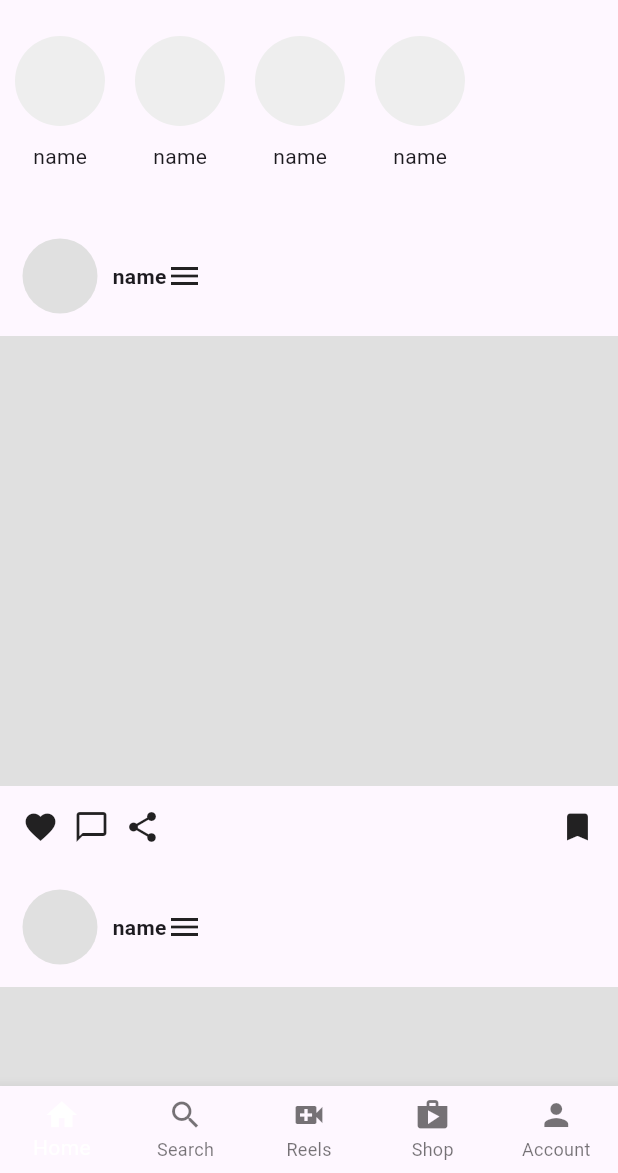
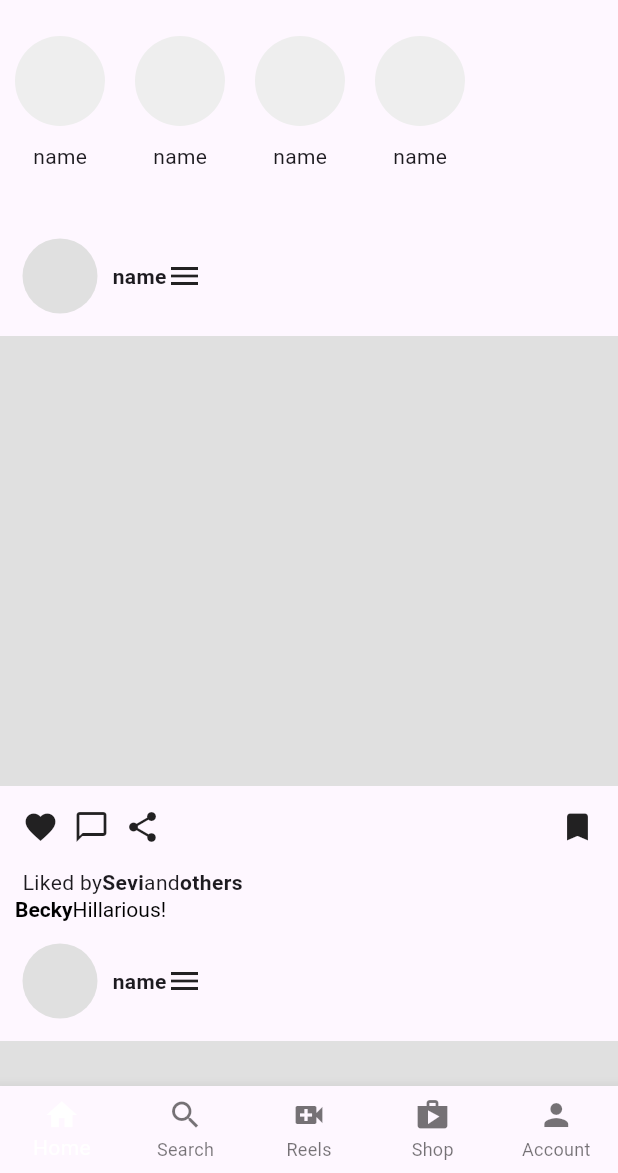
Before and after one commit to CLS11/instagram_clone, a Flutter app: the screen it shows after launch, on a phone screen of 412 x 824 dp, the part 63-1236 px from its top. Run offline on Flutter 3.47's test engine with Material 3 defaults, Android fonts, the phone set to English and light mode, and no system bars.

Commit message:
UI for the post displayed on the home screen.

```diff
--- a/lib/util/user_posts.dart
+++ b/lib/util/user_posts.dart
@@ -7,6 +7,7 @@ class UserPosts extends StatelessWidget {
   @override
   Widget build(BuildContext context) {
     return Column(
+      crossAxisAlignment: CrossAxisAlignment.start,
       children: [
         Padding(
           padding: const EdgeInsets.all(15),
@@ -71,6 +72,52 @@ class UserPosts extends StatelessWidget {
             ],
           ),
         ),
+        const Padding(
+          padding: EdgeInsets.only(left: 15),
+          child: Row(
+            children: [
+              Text(
+                'Liked by',
+              ),
+              Text(
+                'Sevi',
+                style: TextStyle(
+                  fontWeight: FontWeight.bold,
+                ),
+              ),
+              Text(
+                'and',
+              ),
+              Text(
+                'others',
+                style: TextStyle(
+                  fontWeight: FontWeight.bold,
+                ),
+              ),
+            ],
+          ),
+        ),
+        Padding(
+          padding: const EdgeInsets.only(left: 10, top: 0),
+          child: RichText(
+            text: TextSpan(
+              style: const TextStyle(
+                color: Colors.black,
+              ),
+              children: [
+                TextSpan(
+                  text: name,
+                  style: const TextStyle(
+                    fontWeight: FontWeight.bold,
+                  ),
+                ),
+                const TextSpan(
+                  text: 'Hillarious!',
+                ),
+              ],
+            ),
+          ),
+        ),
       ],
     );
   }
```
